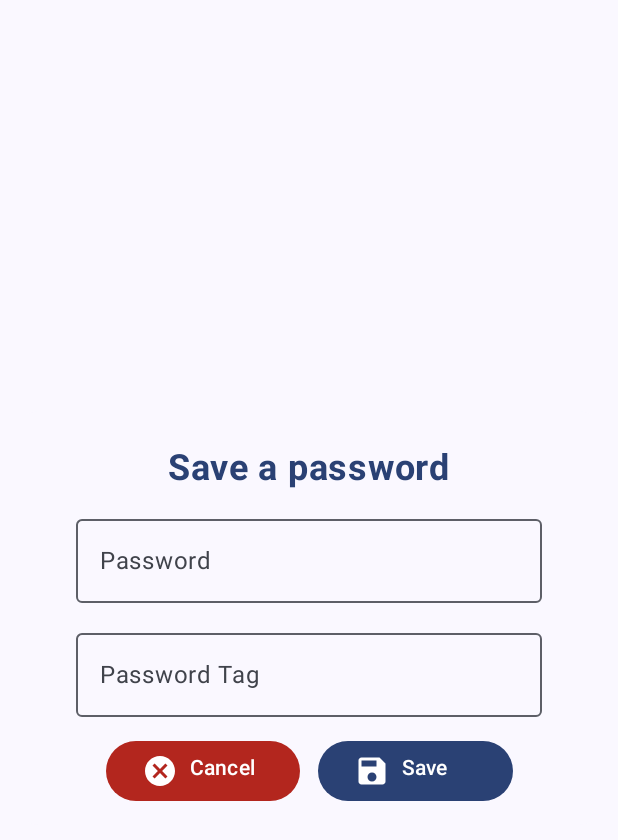
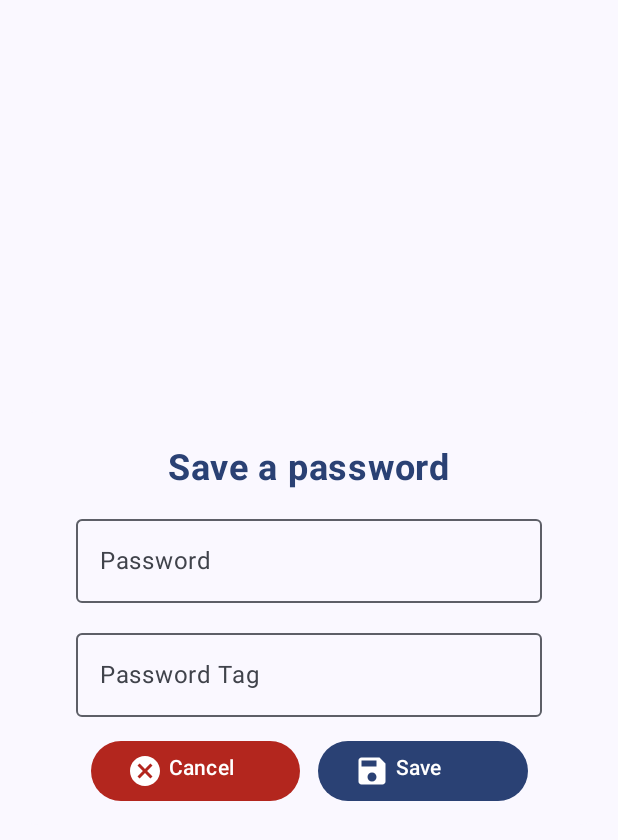
Before and after one commit to AAyar94/Password_Generator_Compose, an Android app built with Jetpack Compose: the composable PasswordSaveAlertDialog called with empty values, on a phone screen of 412 x 824 dp. Shown: the top 840 px of the screen. Run offline under Robolectric (Android 15) with nearby library versions, the light colour scheme and no system bars; our stand-ins replace Dagger/Hilt's generated code.

Commit message:
new string values added (new languages support)

```diff
--- a/app/src/main/java/com/aayar94/passwordgenerator/component/PasswordSaveAlertDialog.kt
+++ b/app/src/main/java/com/aayar94/passwordgenerator/component/PasswordSaveAlertDialog.kt
@@ -105,7 +105,7 @@ fun PasswordSaveAlertDialog(
                 Spacer(modifier = Modifier.height(12.dp))
                 Row(
                     modifier = Modifier
-                        .fillMaxWidth(0.7f)
+                        .fillMaxWidth(0.75f)
                         .padding(bottom = 12.dp),
                     horizontalArrangement = Arrangement.Center
                 ) {
@@ -121,7 +121,7 @@ fun PasswordSaveAlertDialog(
                                 contentDescription = stringResource(R.string.cancel_button_icon),
                                 tint = MaterialTheme.colorScheme.onError
                             )
-                            Spacer(modifier = Modifier.width(8.dp))
+                            Spacer(modifier = Modifier.width(4.dp))
                             Text(
                                 text = stringResource(R.string.cancel),
                                 color = MaterialTheme.colorScheme.onError
@@ -144,7 +144,7 @@ fun PasswordSaveAlertDialog(
                                 contentDescription = stringResource(R.string.save_button_icon),
                                 tint = MaterialTheme.colorScheme.onPrimary
                             )
-                            Spacer(modifier = Modifier.width(8.dp))
+                            Spacer(modifier = Modifier.width(4.dp))
                             Text(
                                 text = stringResource(R.string.save),
                                 color = MaterialTheme.colorScheme.onPrimary
@@ -159,6 +159,7 @@ fun PasswordSaveAlertDialog(
 
 @Preview
 @Preview(uiMode = UI_MODE_NIGHT_YES)
+@Preview(locale = "tr")
 @Composable
 fun PasswordSaveAlertDialogPreview() {
     PasswordSaveAlertDialog("password", viewModel = hiltViewModel(), {})
--- a/app/src/main/res/values/strings.xml
+++ b/app/src/main/res/values/strings.xml
@@ -13,7 +13,7 @@
     <string name="saved_password_list_button">Saved Password List Button</string>
     <string name="save_password_button">Save Password Button</string>
     <string name="generate_button">Generate Button</string>
-    <string name="selected_size_min_8_max_16">Selected Size : %1$s , Min : 8 , Max: 16</string>
+    <string name="selected_size_min_8_max_16">Selected Size : %1$s \n Min : 8 , Max: 16</string>
     <string name="delete_button">Delete Button</string>
     <string name="save_a_password">Save a password</string>
     <string name="enter_a_password_tag">Enter a password tag</string>
@@ -23,4 +23,7 @@
     <string name="save">Save</string>
     <string name="cancel">Cancel</string>
     <string name="password">Password</string>
+    <string name="saved_passwords">Saved Passwords</string>
+    <string name="saved_password_list_empty_image">Saved password list empty image</string>
+    <string name="there_are_no_saved_password">There are no saved password</string>
 </resources>
```
Also changed, not shown: app/src/main/java/com/aayar94/passwordgenerator/ui/screens/saved_passwords/SavedPasswordsScreen.kt (+5 -3 lines), 6 other files.
